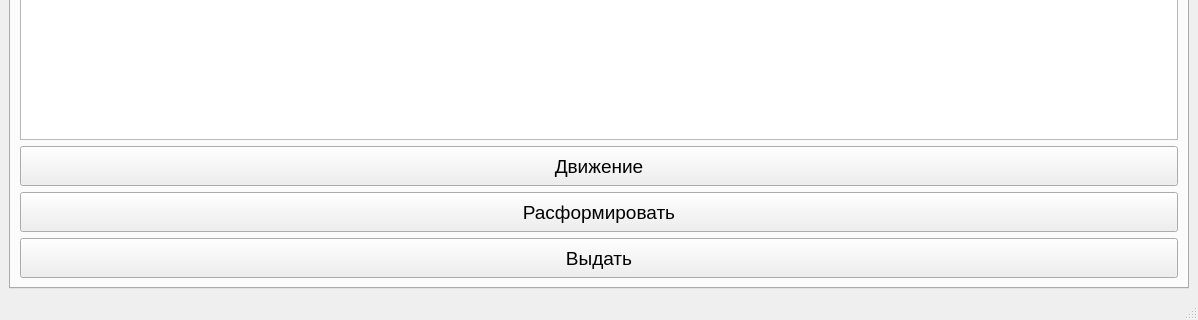
Above: mydesign.ui from Nokturnalmor/Komplekt before the change; both pictures show x 0 to 1198 and y 570 to 890 of the 1198 by 890 pixel window. Below: the same form after it.
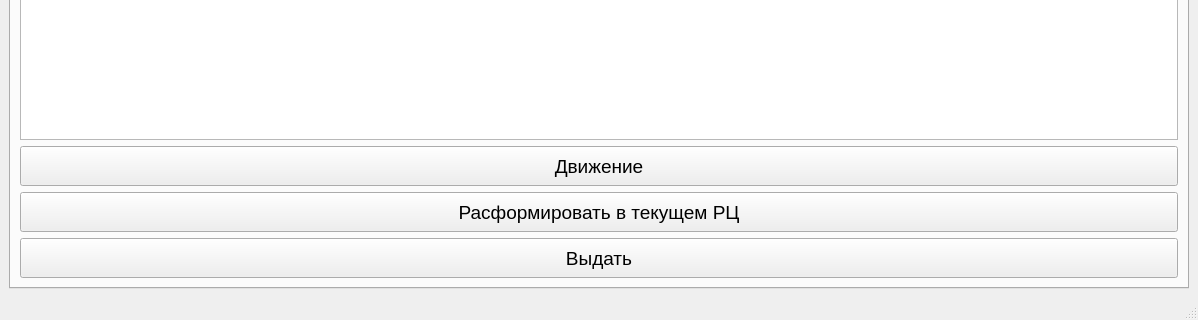
That is the form after the change.

Commit message: Добавлена в таблицу информация о текущей паллете и нахожднии деталей

What changed in the file:
```diff
--- a/mydesign.ui
+++ b/mydesign.ui
@@ -68,7 +68,7 @@
            </font>
           </property>
           <property name="text">
-           <string>Расформировать</string>
+           <string>Расформировать в текущем РЦ</string>
           </property>
          </widget>
         </item>
```
The commit also changes 2 other files.
